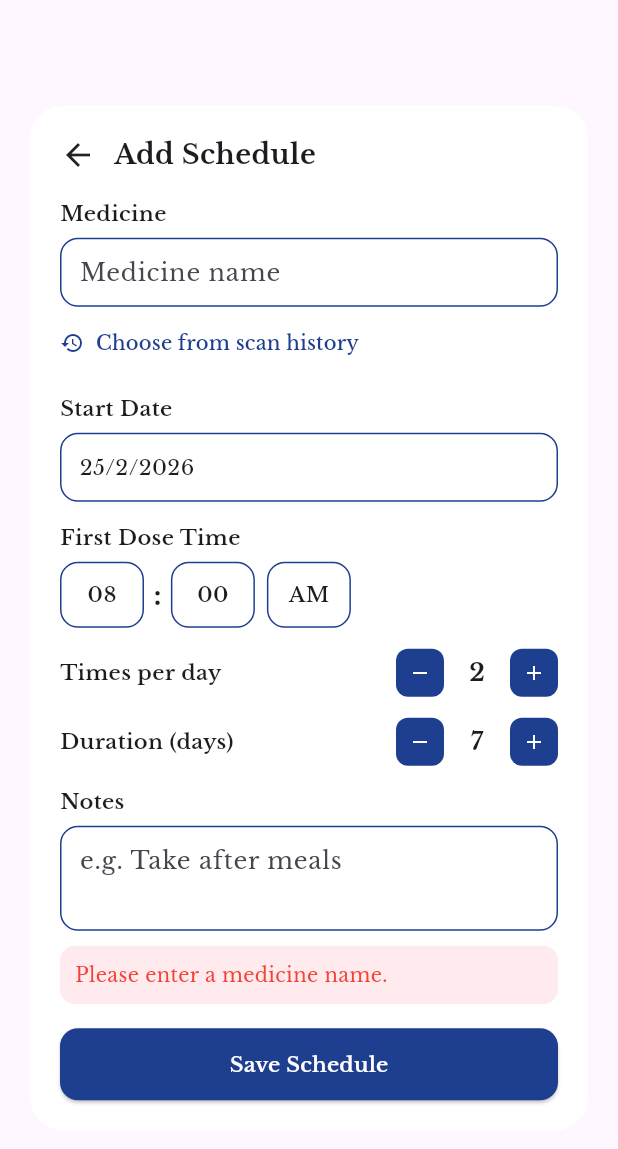
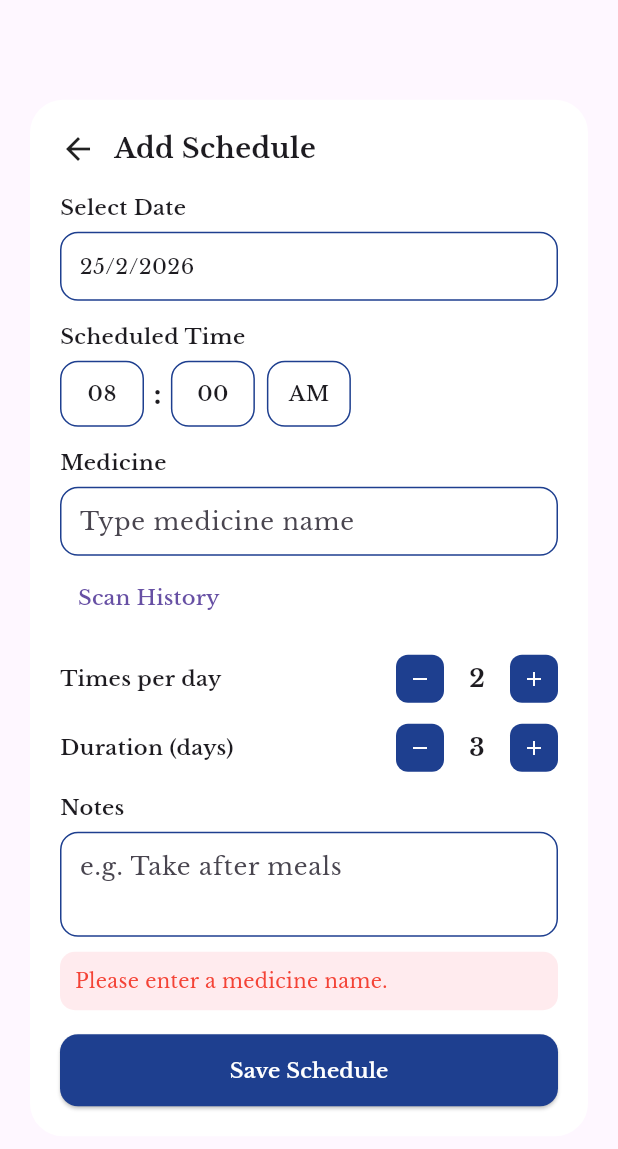
Before and after one commit to ccyenoc/MediSafe, a Flutter app: the _StandaloneSmartScheduleDialog widget shown alone on an empty page, opened directly, after a tap on the "add" icon, after a tap on "Save Schedule", on a phone screen of 412 x 824 dp. Shown: the top 1149 px of the screen. Run offline on Flutter 3.47's test engine with Material 3 defaults, Android fonts, the light colour scheme and no system bars; our stand-ins replace camera, cloud_firestore, firebase_auth, firebase_core, flutter_dotenv, flutter_local_notifications and 8 more; missing offline and left inert: google_mlkit_text_recognition; accounts and stored records are empty; network calls fail.

Commit message:
Dialogue UI Restore, User unable to select past time now, Remove unwanted AI Explanation mode at Settings

```diff
--- a/lib/screens/schedule_page.dart
+++ b/lib/screens/schedule_page.dart
@@ -323,15 +323,15 @@ centerTitle: false, // 👈 left aligned
           const SizedBox(height: 8),
 
           Container(
-  height: 150, // 👈 this limits the card height
             decoration: BoxDecoration(
               borderRadius: BorderRadius.circular(22),
               border: Border.all(color: const Color(0xFF1E3F8F)),
             ),
             child: SingleChildScrollView(
               padding: const EdgeInsets.all(12),
+              child: IntrinsicHeight(
                 child: Row(
-      crossAxisAlignment: CrossAxisAlignment.start,
+                  crossAxisAlignment: CrossAxisAlignment.stretch,
                   children: [
                     // LEFT
                     Expanded(
@@ -355,7 +355,6 @@ centerTitle: false, // 👈 left aligned
                     // VERTICAL LINE
                     Container(
                       width: 1,
-          height: 120,
                       color: const Color(0xFF1E3F8F),
                       margin: const EdgeInsets.symmetric(horizontal: 12),
                     ),
@@ -363,7 +362,6 @@ centerTitle: false, // 👈 left aligned
                     // NOTES
                     Container(
                       width: 110,
-          height: 120,
                       padding: const EdgeInsets.all(12),
                       decoration: BoxDecoration(
                         color: pillColor,
@@ -379,14 +377,19 @@ centerTitle: false, // 👈 left aligned
                             style: TextStyle(fontWeight: FontWeight.bold),
                           ),
                           const SizedBox(height: 10),
-              Text(
+                          Expanded(
+                            child: SingleChildScrollView(
+                              child: Text(
                                 note,
                                 textAlign: TextAlign.center,
                               ),
-            ],
-          ),
-        ),
-      ],
+                            ),
+                          ),
+                        ],
+                      ),
+                    ),
+                  ],
+                ),
               ),
             ),
           ),
@@ -1504,7 +1507,7 @@ class _StandaloneSmartScheduleDialogState
   int minute = 0;
   String period = 'AM';
   int timesPerDay = 1;
-  int durationDays = 7;
+  int durationDays = 3;
   int maxTimesPerDay = 8;
   int maxDurationDays = 90;
   final noteController = TextEditingController();
@@ -1673,12 +1676,34 @@ class _StandaloneSmartScheduleDialogState
       if (period == 'PM' && hour != 12) finalHour += 12;
       if (period == 'AM' && hour == 12) finalHour = 0;
 
+      final firstDoseTime = DateTime(
+        selectedDate.year,
+        selectedDate.month,
+        selectedDate.day,
+        finalHour,
+        minute,
+      );
+
+      if (firstDoseTime.isBefore(DateTime.now())) {
+        setState(() {
+          isSaving = false;
+          errorMessage = 'Cannot schedule a time in the past.';
+        });
+        return;
+      }
+
       final schedulesRef = FirebaseFirestore.instance
           .collection('users').doc(user.uid).collection('schedules');
 
       for (int day = 0; day < durationDays; day++) {
         for (int dose = 0; dose < timesPerDay; dose++) {
-          final hoursOffset = timesPerDay > 1 ? (dose * (24 ~/ timesPerDay)) : 0;
+          int spacing = 24 ~/ timesPerDay;
+          if (timesPerDay == 3 || timesPerDay == 4) {
+            spacing = 6;
+          } else if (timesPerDay == 2) {
+            spacing = 12;
+          }
+          final hoursOffset = timesPerDay > 1 ? (dose * spacing) : 0;
           final doseHour = (finalHour + hoursOffset) % 24;
           final doseTime = DateTime(
             selectedDate.year, selectedDate.month, selectedDate.day + day,
@@ -1754,35 +1779,7 @@ class _StandaloneSmartScheduleDialogState
                   child: Column(
                     crossAxisAlignment: CrossAxisAlignment.start,
                     children: [
-                      const Text('Medicine',
-                          style: TextStyle(fontWeight: FontWeight.w600)),
-                      const SizedBox(height: 6),
-                      _box(child: TextField(
-                        controller: medicineController,
-                        decoration: const InputDecoration(
-                          border: InputBorder.none, isCollapsed: true,
-                          contentPadding: EdgeInsets.zero,
-                          hintText: 'Medicine name',
-                        ),
-                      )),
-                      const SizedBox(height: 4),
-                      // Choose from scan history
-                      Align(
-                        alignment: Alignment.centerLeft,
-                        child: TextButton.icon(
-                          onPressed: () => _pickFromScanHistory(),
-                          icon: const Icon(Icons.history, size: 16),
-                          label: const Text('Choose from scan history',
-                              style: TextStyle(fontSize: 13)),
-                          style: TextButton.styleFrom(
-                            foregroundColor: _primary,
-                            padding: EdgeInsets.zero,
-                            tapTargetSize: MaterialTapTargetSize.shrinkWrap,
-                          ),
-                        ),
-                      ),
-                      const SizedBox(height: 14),
-                      const Text('Start Date',
+                      const Text('Select Date',
                           style: TextStyle(fontWeight: FontWeight.w600)),
                       const SizedBox(height: 6),
                       GestureDetector(
@@ -1813,7 +1810,7 @@ class _StandaloneSmartScheduleDialogState
                             '${selectedDate.day}/${selectedDate.month}/${selectedDate.year}'),
                       ),
                       const SizedBox(height: 14),
-                      const Text('First Dose Time',
+                      const Text('Scheduled Time',
                           style: TextStyle(fontWeight: FontWeight.w600)),
                       const SizedBox(height: 6),
                       Row(children: [
@@ -1895,6 +1892,27 @@ class _StandaloneSmartScheduleDialogState
                             () => period = period == 'AM' ? 'PM' : 'AM')),
                       ]),
                       const SizedBox(height: 14),
+                      const Text('Medicine',
+                          style: TextStyle(fontWeight: FontWeight.w600)),
+                      const SizedBox(height: 6),
+                      _box(child: TextField(
+                        controller: medicineController,
+                        decoration: const InputDecoration(
+                          border: InputBorder.none, isCollapsed: true,
+                          contentPadding: EdgeInsets.zero,
+                          hintText: 'Type medicine name',
+                        ),
+                      )),
+                      const SizedBox(height: 4),
+                      // Choose from scan history
+                      Align(
+                        alignment: Alignment.centerLeft,
+                        child: TextButton(
+                          onPressed: () => _pickFromScanHistory(),
+                          child: const Text('Scan History'),
+                        ),
+                      ),
+                      const SizedBox(height: 14),
                       Row(
                         mainAxisAlignment: MainAxisAlignment.spaceBetween,
                         children: [
--- a/lib/services/gemini_service.dart
+++ b/lib/services/gemini_service.dart
@@ -236,15 +236,15 @@ If the user asks about something that may conflict with their known allergies or
         ? 'User Age: $userAge.${userAge < 12 ? " Adjust for child." : ""}${userAge >= 65 ? " Prefer max twice daily for elderly." : ""}'
         : '';
 
-    final prompt = '''Given this medicine: ${medicine.name}
+      final prompt = '''Given this medicine: ${medicine.name}
 Dosage info: ${medicine.dosage}
 $ageStr
 
 Return a JSON schedule suggestion:
-{"timesPerDay": 3, "durationDays": 7, "suggestedTimes": ["08:00","14:00","20:00"], "notes": "Take with food"}
+{"timesPerDay": 3, "durationDays": 5, "suggestedTimes": ["08:00","14:00","20:00"], "notes": "Take with food"}
 Rules:
 - timesPerDay: integer 1-4 only.
-- durationDays: integer 1-90 only.
+- durationDays: integer 1-90 only. Try to determine how many days this medicine should be taken based on the dosage text. If it is an antibiotic, it is usually 5-7 days. If a chronic medication (like blood pressure), it might be 30 days. If the text says e.g., "for 14 days", use 14. If unclear, provide a reasonable default like 5.
 - Return ONLY valid JSON, nothing else.''';
 
     try {
```
Also changed, not shown: lib/screens/medicine_information_page.dart (+21 -2 lines), lib/screens/settings_page.dart (+0 -15 lines), pubspec.lock. Lines whose indentation alone changed are shown as unchanged.
